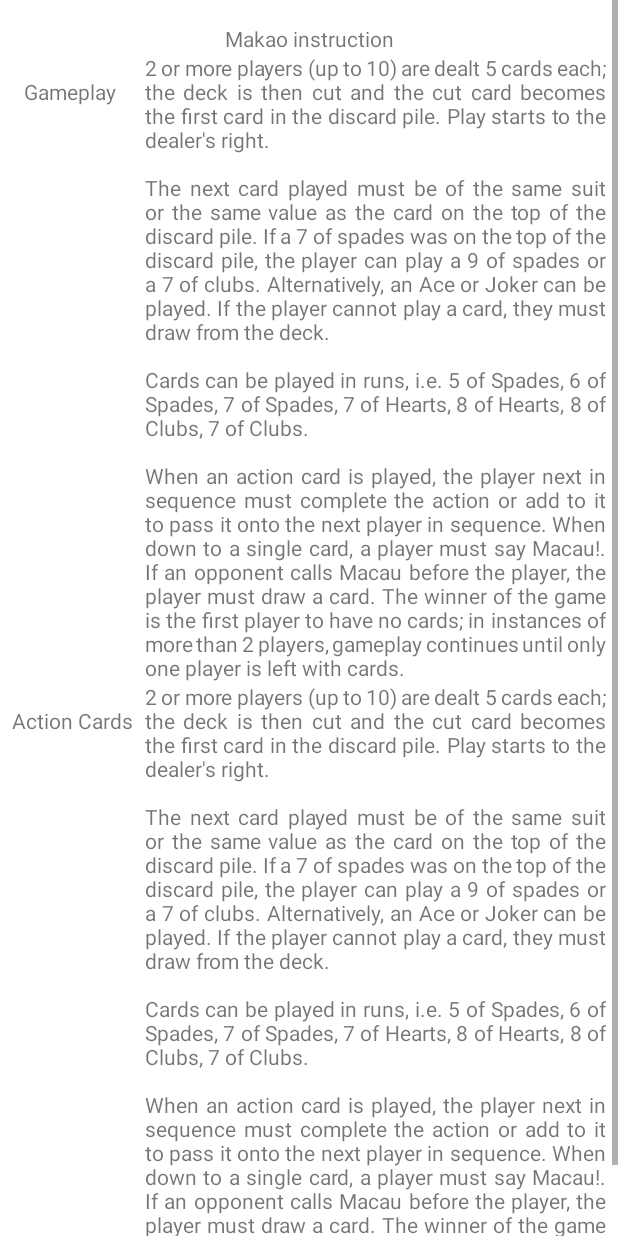
After one commit to mattix1710/CardShowcase, an Android app: the layout instructions_dialog.xml on its own in the app's theme, with its tools: preview values and no code run, on a phone screen of 412 x 824 dp. The commit adds this screen. Run offline under Robolectric (Android 15) with nearby library versions, the phone set to English and light mode, and no system bars.

Commit message:
Added "game instruction" section in Main Menu * Instruction - explanation of game mechanics * Manual - explanation of app mechanics

```diff
--- /dev/null
+++ b/app/src/main/res/layout/instructions_dialog.xml
@@ -0,0 +1,102 @@
+<?xml version="1.0" encoding="utf-8"?>
+<androidx.core.widget.NestedScrollView
+    xmlns:android="http://schemas.android.com/apk/res/android"
+    xmlns:app="http://schemas.android.com/apk/res-auto"
+    xmlns:tools="http://schemas.android.com/tools"
+    android:layout_width="match_parent"
+    android:layout_height="match_parent"
+    app:layout_constraintTop_toBottomOf="@+id/textView"
+    app:layout_constraintBottom_toBottomOf="parent"
+    app:layout_constraintStart_toStartOf="parent"
+    app:layout_constraintEnd_toEndOf="parent"
+    android:scrollbars="vertical"
+    android:fillViewport="true">
+
+    <androidx.constraintlayout.widget.ConstraintLayout
+        android:layout_width="match_parent"
+        android:layout_height="wrap_content">
+
+        <TextView
+            android:id="@+id/textView"
+            android:layout_width="wrap_content"
+            android:layout_height="wrap_content"
+            android:text="Makao instruction"
+            app:layout_constraintStart_toStartOf="parent"
+            app:layout_constraintEnd_toEndOf="parent"
+            app:layout_constraintTop_toTopOf="parent"
+            android:layout_marginTop="16dp"/>
+
+        <androidx.constraintlayout.widget.Barrier
+            android:id="@+id/instruction_horizontal_title_barrier"
+            android:layout_width="wrap_content"
+            android:layout_height="wrap_content"
+            app:barrierDirection="bottom"
+            app:constraint_referenced_ids="textView"
+            tools:layout_editor_absoluteY="35dp" />
+
+        <TextView
+            android:id="@+id/instruction_subtitle_1"
+            android:layout_width="wrap_content"
+            android:layout_height="wrap_content"
+            android:text="@string/instruction_subtitle_1"
+            app:layout_constraintStart_toStartOf="parent"
+            app:layout_constraintTop_toTopOf="@id/instruction_horizontal_title_barrier"
+            android:layout_marginStart="16dp"
+            android:layout_marginTop="16dp"
+            />
+
+        <androidx.constraintlayout.widget.Barrier
+            android:id="@+id/instruction_vertical_barrier"
+            android:layout_width="match_parent"
+            android:layout_height="wrap_content"
+            app:barrierDirection="end"
+            app:constraint_referenced_ids="instruction_subtitle_1, instruction_subtitle_2" />
+
+        <TextView
+            android:id="@+id/instruction_contents_1"
+            android:layout_width="0dp"
+            android:layout_height="wrap_content"
+            android:text="@string/instruction_contents_1"
+            android:justificationMode="inter_word"
+            app:layout_constraintTop_toTopOf="@id/instruction_horizontal_title_barrier"
+            app:layout_constraintStart_toEndOf="@id/instruction_vertical_barrier"
+            app:layout_constraintEnd_toEndOf="parent"
+            android:layout_marginStart="8dp"
+            android:layout_marginEnd="8dp"
+            />
+
+        <!-- ACTION CARDS -->
+
+        <androidx.constraintlayout.widget.Barrier
+            android:id="@+id/instruction_subtitle_1_barrier"
+            android:layout_width="wrap_content"
+            android:layout_height="wrap_content"
+            app:barrierDirection="bottom"
+            app:constraint_referenced_ids="instruction_contents_1"/>
+
+        <TextView
+            android:id="@+id/instruction_subtitle_2"
+            android:layout_width="wrap_content"
+            android:layout_height="wrap_content"
+            android:text="@string/instruction_subtitle_2"
+            app:layout_constraintStart_toStartOf="parent"
+            app:layout_constraintTop_toBottomOf="@id/instruction_subtitle_1_barrier"
+            android:layout_marginStart="8dp"
+            android:layout_marginTop="16dp"
+            />
+
+        <TextView
+            android:id="@+id/instruction_contents_2"
+            android:layout_width="0dp"
+            android:layout_height="wrap_content"
+            android:text="@string/instruction_contents_1"
+            android:justificationMode="inter_word"
+            app:layout_constraintTop_toBottomOf="@+id/instruction_subtitle_1_barrier"
+            app:layout_constraintStart_toEndOf="@id/instruction_vertical_barrier"
+            app:layout_constraintEnd_toEndOf="parent"
+            android:layout_marginStart="8dp"
+            android:layout_marginEnd="8dp"
+            />
+
+    </androidx.constraintlayout.widget.ConstraintLayout>
+</androidx.core.widget.NestedScrollView>
--- a/app/src/main/res/layout/manual_dialog.xml
+++ b/app/src/main/res/layout/manual_dialog.xml
@@ -20,7 +20,7 @@
                 android:id="@+id/textView"
                 android:layout_width="wrap_content"
                 android:layout_height="wrap_content"
-                android:text="Makao - Manual"
+                android:text="App Manual"
                 app:layout_constraintStart_toStartOf="parent"
                 app:layout_constraintEnd_toEndOf="parent"
                 app:layout_constraintTop_toTopOf="parent"
--- a/app/src/main/res/values/strings.xml
+++ b/app/src/main/res/values/strings.xml
@@ -13,8 +13,12 @@
     <string name="draw_card_button_text">Draw a card</string>
     <string name="play_card_button_text">Play a card</string>
     <string name="card_on_stack_info">Card on Stack</string>
-    <string name="manual_subtitle_1">Gameplay</string>
-    <string name="manual_contents_1">2 or more players (up to 10) are dealt 5 cards each; the deck is then cut and the cut card becomes the first card in the discard pile. Play starts to the dealer\'s right. \n\nThe next card played must be of the same suit or the same value as the card on the top of the discard pile. If a 7 of spades was on the top of the discard pile, the player can play a 9 of spades or a 7 of clubs. Alternatively, an Ace or Joker can be played. If the player cannot play a card, they must draw from the deck.\n\nCards can be played in runs, i.e. 5 of Spades, 6 of Spades, 7 of Spades, 7 of Hearts, 8 of Hearts, 8 of Clubs, 7 of Clubs.\n\nWhen an action card is played, the player next in sequence must complete the action or add to it to pass it onto the next player in sequence. When down to a single card, a player must say "Macau!". If an opponent calls Macau before the player, the player must draw a card. The winner of the game is the first player to have no cards; in instances of more than 2 players, gameplay continues until only one player is left with cards.</string>
-    <string name="action_manual">Manual</string>
-    <string name="manual_subtitle_2">Action Cards</string>
+    <string name="manual_subtitle_1">Choosing\nnew game</string>
+    <string name="manual_subtitle_2">Selecting\ncards</string>
+    <string name="manual_contents_1">There is a couple options to start a game...</string>
+    <string name="instruction_subtitle_1">Gameplay</string>
+    <string name="instruction_contents_1">2 or more players (up to 10) are dealt 5 cards each; the deck is then cut and the cut card becomes the first card in the discard pile. Play starts to the dealer\'s right. \n\nThe next card played must be of the same suit or the same value as the card on the top of the discard pile. If a 7 of spades was on the top of the discard pile, the player can play a 9 of spades or a 7 of clubs. Alternatively, an Ace or Joker can be played. If the player cannot play a card, they must draw from the deck.\n\nCards can be played in runs, i.e. 5 of Spades, 6 of Spades, 7 of Spades, 7 of Hearts, 8 of Hearts, 8 of Clubs, 7 of Clubs.\n\nWhen an action card is played, the player next in sequence must complete the action or add to it to pass it onto the next player in sequence. When down to a single card, a player must say "Macau!". If an opponent calls Macau before the player, the player must draw a card. The winner of the game is the first player to have no cards; in instances of more than 2 players, gameplay continues until only one player is left with cards.</string>
+    <string name="action_manual">App Manual</string>
+    <string name="instruction_subtitle_2">Action Cards</string>
+    <string name="action_instructions">Game Instruction</string>
 </resources>
```
Also changed, not shown: app/src/main/java/com/example/cardshowcase/MainActivity.kt (+18 -1 lines), app/src/main/java/com/example/cardshowcase/playerHandling/PlayersCards.kt (+4 -14 lines), app/src/main/res/menu/menu_main.xml (+6 -1 lines).
